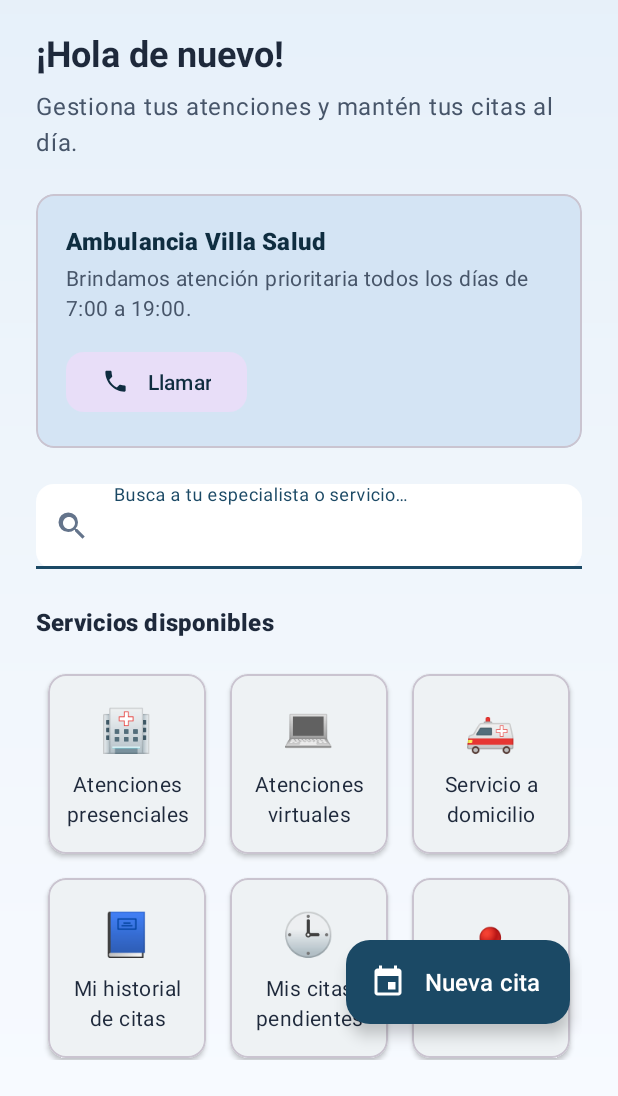
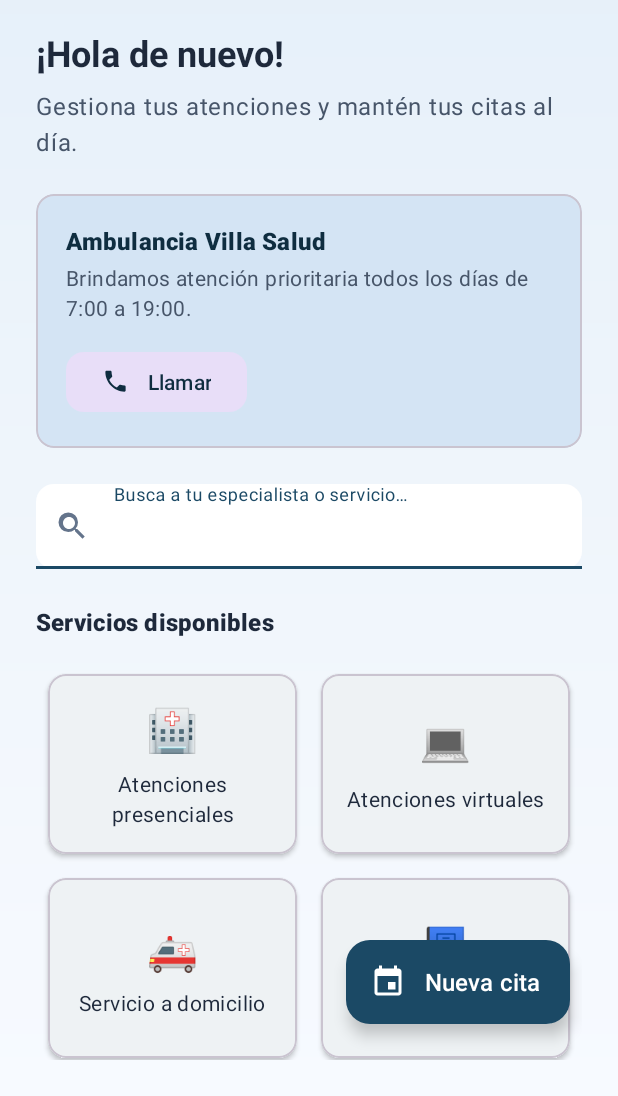
Before and after one commit to carlosMeza-code/MisCitasMedicas, an Android app: the HomeActivity screen opened directly, with no data from a screen before it, on a phone screen of 412 x 824 dp, the part 140-1236 px from its top. Run offline under Robolectric (Android 15) with nearby library versions, the phone set to English and light mode, and no system bars.

Commit message:
Improve home services grid layout on mobile

```diff
--- a/app/src/main/res/layout/activity_home.xml
+++ b/app/src/main/res/layout/activity_home.xml
@@ -141,14 +141,16 @@
                 android:layout_width="match_parent"
                 android:layout_height="wrap_content"
                 android:layout_marginTop="16dp"
-                android:columnCount="3"
-                android:rowCount="2">
+                android:columnCount="2"
+                android:rowCount="3"
+                android:useDefaultMargins="true">
 
                 <com.google.android.material.card.MaterialCardView
                     android:id="@+id/cardInPerson"
                     android:layout_width="0dp"
                     android:layout_height="wrap_content"
                     android:layout_margin="8dp"
+                    android:layout_gravity="fill_horizontal"
                     app:cardBackgroundColor="@color/medical_surface"
                     app:cardCornerRadius="12dp"
                     app:cardElevation="2dp"
@@ -170,10 +172,11 @@
                             android:textSize="28sp" />
 
                         <TextView
-                            android:layout_width="wrap_content"
+                            android:layout_width="match_parent"
                             android:layout_height="wrap_content"
                             android:layout_marginTop="8dp"
                             android:gravity="center"
+                            android:textAlignment="center"
                             android:text="@string/home_option_in_person"
                             android:textAppearance="?attr/textAppearanceBodyMedium"
                             android:textColor="@color/medical_on_surface" />
@@ -185,6 +188,7 @@
                     android:layout_width="0dp"
                     android:layout_height="wrap_content"
                     android:layout_margin="8dp"
+                    android:layout_gravity="fill_horizontal"
                     app:cardBackgroundColor="@color/medical_surface"
                     app:cardCornerRadius="12dp"
                     app:cardElevation="2dp"
@@ -206,10 +210,11 @@
                             android:textSize="28sp" />
 
                         <TextView
-                            android:layout_width="wrap_content"
+                            android:layout_width="match_parent"
                             android:layout_height="wrap_content"
                             android:layout_marginTop="8dp"
                             android:gravity="center"
+                            android:textAlignment="center"
                             android:text="@string/home_option_virtual"
                             android:textAppearance="?attr/textAppearanceBodyMedium"
                             android:textColor="@color/medical_on_surface" />
@@ -221,6 +226,7 @@
                     android:layout_width="0dp"
                     android:layout_height="wrap_content"
                     android:layout_margin="8dp"
+                    android:layout_gravity="fill_horizontal"
                     app:cardBackgroundColor="@color/medical_surface"
                     app:cardCornerRadius="12dp"
                     app:cardElevation="2dp"
@@ -242,10 +248,11 @@
                             android:textSize="28sp" />
 
                         <TextView
-                            android:layout_width="wrap_content"
+                            android:layout_width="match_parent"
                             android:layout_height="wrap_content"
                             android:layout_marginTop="8dp"
                             android:gravity="center"
+                            android:textAlignment="center"
                             android:text="@string/home_option_home_service"
                             android:textAppearance="?attr/textAppearanceBodyMedium"
                             android:textColor="@color/medical_on_surface" />
@@ -257,6 +264,7 @@
                     android:layout_width="0dp"
                     android:layout_height="wrap_content"
                     android:layout_margin="8dp"
+                    android:layout_gravity="fill_horizontal"
                     app:cardBackgroundColor="@color/medical_surface"
                     app:cardCornerRadius="12dp"
                     app:cardElevation="2dp"
@@ -278,10 +286,11 @@
                             android:textSize="28sp" />
 
                         <TextView
-                            android:layout_width="wrap_content"
+                            android:layout_width="match_parent"
                             android:layout_height="wrap_content"
                             android:layout_marginTop="8dp"
                             android:gravity="center"
+                            android:textAlignment="center"
                             android:text="@string/home_option_history"
                             android:textAppearance="?attr/textAppearanceBodyMedium"
                             android:textColor="@color/medical_on_surface" />
@@ -293,6 +302,7 @@
                     android:layout_width="0dp"
                     android:layout_height="wrap_content"
                     android:layout_margin="8dp"
+                    android:layout_gravity="fill_horizontal"
                     app:cardBackgroundColor="@color/medical_surface"
                     app:cardCornerRadius="12dp"
                     app:cardElevation="2dp"
@@ -314,10 +324,11 @@
                             android:textSize="28sp" />
 
                         <TextView
-                            android:layout_width="wrap_content"
+                            android:layout_width="match_parent"
                             android:layout_height="wrap_content"
                             android:layout_marginTop="8dp"
                             android:gravity="center"
+                            android:textAlignment="center"
                             android:text="@string/home_option_pending"
                             android:textAppearance="?attr/textAppearanceBodyMedium"
                             android:textColor="@color/medical_on_surface" />
@@ -329,6 +340,7 @@
                     android:layout_width="0dp"
                     android:layout_height="wrap_content"
                     android:layout_margin="8dp"
+                    android:layout_gravity="fill_horizontal"
                     app:cardBackgroundColor="@color/medical_surface"
                     app:cardCornerRadius="12dp"
                     app:cardElevation="2dp"
@@ -350,10 +362,11 @@
                             android:textSize="28sp" />
 
                         <TextView
-                            android:layout_width="wrap_content"
+                            android:layout_width="match_parent"
                             android:layout_height="wrap_content"
                             android:layout_marginTop="8dp"
                             android:gravity="center"
+                            android:textAlignment="center"
                             android:text="@string/home_option_locations"
                             android:textAppearance="?attr/textAppearanceBodyMedium"
                             android:textColor="@color/medical_on_surface" />
```
Lines whose indentation alone changed are shown as unchanged.
